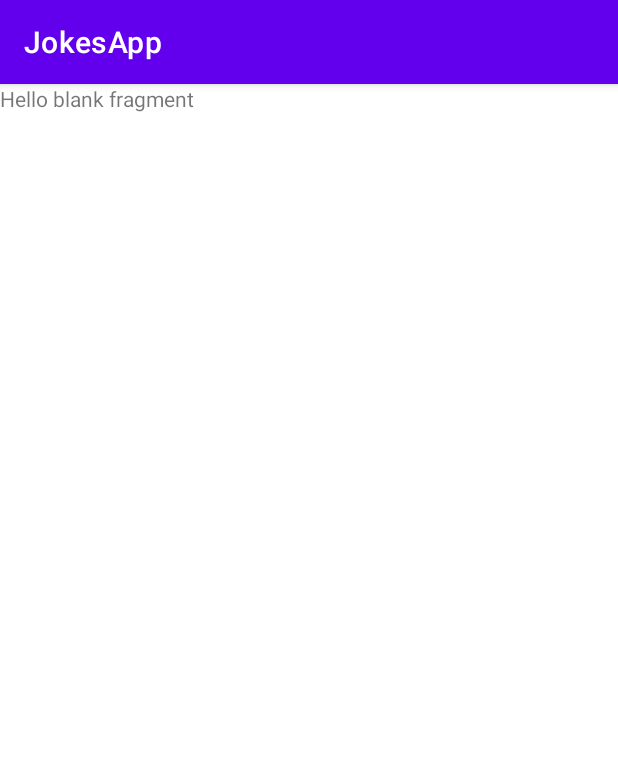
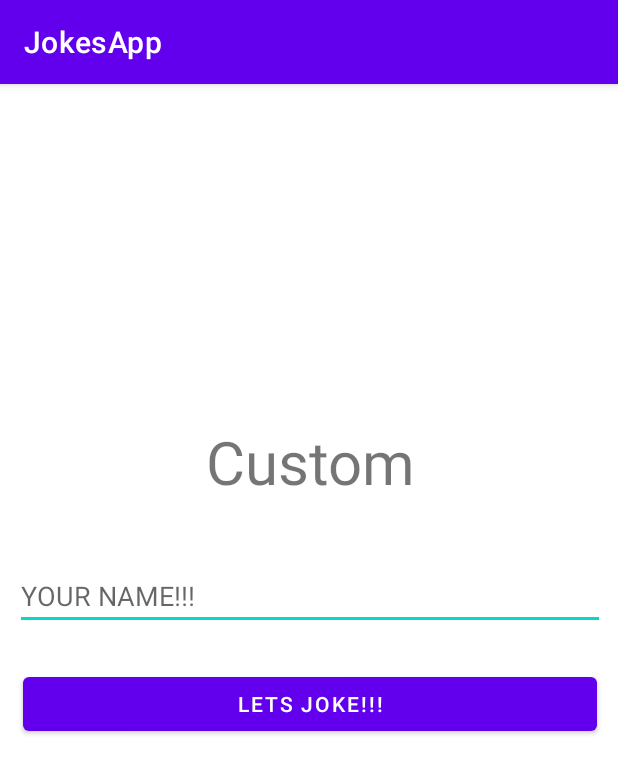
Before and after one commit to afgar88/JokesApp, an Android app: the fragment CharacterJokeFragment shown on its own in the app's theme, on a phone screen of 412 x 824 dp. Shown: the top 774 px of the screen. Run offline under Robolectric (Android 15) with nearby library versions, the phone set to English and light mode, and no system bars.

Commit message:
Navegation implemented

```diff
--- a/app/build.gradle
+++ b/app/build.gradle
@@ -69,6 +69,9 @@ dependencies {
     implementation 'androidx.fragment:fragment-ktx:1.5.0-alpha03'
     implementation 'io.insert-koin:koin-android:3.2.0-beta-1'
 
+    implementation "androidx.navigation:navigation-fragment-ktx:2.4.1"
+    implementation "androidx.navigation:navigation-ui-ktx:2.4.1"
+
     //koin
     implementation "io.insert-koin:koin-android:3.1.5"
     implementation "io.insert-koin:koin-core:3.1.5"
--- a/app/src/main/java/com/example/jokesapp/Network/JokeService.kt
+++ b/app/src/main/java/com/example/jokesapp/Network/JokeService.kt
@@ -12,6 +12,8 @@ interface JokeService {
     @GET(RANDOM_JOKES_PATH)
     suspend fun getRandomJoke(): Response<Jokes>
 
+    @GET(Companion.CUSTOM_JOKES_PATH)
+    suspend fun getCustomJoke():Response<Jokes>
 
     companion object {
         const val BASE_URL = "https://api.icndb.com/"
@@ -19,5 +21,7 @@ interface JokeService {
 
         private const val RANDOM_JOKES_PATH = "jokes/random"
 
+        private const val CUSTOM_JOKES_PATH=""
+
     }
 }
--- a/app/src/main/java/com/example/jokesapp/views/CharacterJokeFragment.kt
+++ b/app/src/main/java/com/example/jokesapp/views/CharacterJokeFragment.kt
@@ -6,27 +6,19 @@ import android.view.LayoutInflater
 import android.view.View
 import android.view.ViewGroup
 import com.example.jokesapp.R
+import com.example.jokesapp.databinding.FragmentCharacterJokeBinding
 
-// TODO: Rename parameter arguments, choose names that match
-// the fragment initialization parameters, e.g. ARG_ITEM_NUMBER
-private const val ARG_PARAM1 = "param1"
-private const val ARG_PARAM2 = "param2"
 
-/**
- * A simple [Fragment] subclass.
- * Use the [CharacterJokeFragment.newInstance] factory method to
- * create an instance of this fragment.
- */
 class CharacterJokeFragment : BaseFragment() {
-    // TODO: Rename and change types of parameters
-    private var param1: String? = null
-    private var param2: String? = null
+
+    private val binding by lazy {
+        FragmentCharacterJokeBinding.inflate(layoutInflater)
+    }
 
     override fun onCreate(savedInstanceState: Bundle?) {
         super.onCreate(savedInstanceState)
         arguments?.let {
-            param1 = it.getString(ARG_PARAM1)
-            param2 = it.getString(ARG_PARAM2)
+
         }
     }
 
@@ -34,27 +26,12 @@ class CharacterJokeFragment : BaseFragment() {
         inflater: LayoutInflater, container: ViewGroup?,
         savedInstanceState: Bundle?
     ): View? {
-        // Inflate the layout for this fragment
-        return inflater.inflate(R.layout.fragment_character_joke, container, false)
+        binding.btnCustomJoke.setOnClickListener{
+
+        }
+
+        return binding.root
     }
 
-    companion object {
-        /**
-         * Use this factory method to create a new instance of
-         * this fragment using the provided parameters.
-         *
-         * @param param1 Parameter 1.
-         * @param param2 Parameter 2.
-         * @return A new instance of fragment CharacterJokeFragment.
-         */
-        // TODO: Rename and change types and number of parameters
-        @JvmStatic
-        fun newInstance(param1: String, param2: String) =
-            CharacterJokeFragment().apply {
-                arguments = Bundle().apply {
-                    putString(ARG_PARAM1, param1)
-                    putString(ARG_PARAM2, param2)
-                }
-            }
-    }
+
 }
--- a/app/src/main/res/layout/activity_main.xml
+++ b/app/src/main/res/layout/activity_main.xml
@@ -8,9 +8,11 @@
 
    <androidx.fragment.app.FragmentContainerView
        android:id="@+id/jokes_container_nav"
-       android:name="com.example.jokesapp.views.MainFragment"
+       android:name="androidx.navigation.fragment.NavHostFragment"
        android:layout_width="match_parent"
-       android:layout_height="match_parent">
+       app:defaultNavHost="true"
+       android:layout_height="match_parent"
+       app:navGraph="@navigation/jokes_nav">
 
    </androidx.fragment.app.FragmentContainerView>
 
--- a/app/src/main/res/layout/fragment_character_joke.xml
+++ b/app/src/main/res/layout/fragment_character_joke.xml
@@ -1,15 +1,54 @@
 <?xml version="1.0" encoding="utf-8"?>
-<FrameLayout xmlns:android="http://schemas.android.com/apk/res/android"
+<androidx.constraintlayout.widget.ConstraintLayout xmlns:android="http://schemas.android.com/apk/res/android"
+    xmlns:app="http://schemas.android.com/apk/res-auto"
     xmlns:tools="http://schemas.android.com/tools"
     android:layout_width="match_parent"
     android:layout_height="match_parent"
     tools:context=".views.CharacterJokeFragment">
 
     <!-- TODO: Update blank fragment layout -->
-    <TextView
-        android:id="@+id/kuj"
-        android:layout_width="match_parent"
-        android:layout_height="match_parent"
-        android:text="@string/hello_blank_fragment" />
 
-</FrameLayout>
+
+    <LinearLayout
+        android:id="@+id/linearLayout"
+        android:layout_width="413dp"
+        android:layout_height="312dp"
+        android:orientation="vertical"
+        app:layout_constraintBottom_toBottomOf="parent"
+        app:layout_constraintEnd_toEndOf="parent"
+        app:layout_constraintHorizontal_bias="0.333"
+        app:layout_constraintStart_toStartOf="parent"
+        app:layout_constraintTop_toTopOf="parent"
+        app:layout_constraintVertical_bias="0.427">
+
+        <TextView
+            android:id="@+id/textView"
+            android:layout_width="match_parent"
+            android:layout_height="wrap_content"
+            android:layout_margin="30dp"
+            android:gravity="center"
+            android:text="Custom"
+            android:textSize="40dp"
+            app:layout_constraintBottom_toBottomOf="parent"
+            app:layout_constraintEnd_toEndOf="parent"
+            app:layout_constraintStart_toStartOf="parent"
+            app:layout_constraintTop_toTopOf="parent" />
+
+        <EditText
+            android:id="@+id/edit_custom_joke"
+            android:layout_width="match_parent"
+            android:layout_height="wrap_content"
+            android:layout_margin="10dp"
+            android:hint="YOUR NAME!!!" />
+
+        <Button
+            android:id="@+id/btn_custom_joke"
+            android:layout_width="match_parent"
+            android:layout_height="wrap_content"
+            android:layout_margin="15dp"
+            android:text="Lets Joke!!!" />
+
+    </LinearLayout>
+
+
+</androidx.constraintlayout.widget.ConstraintLayout>
```
Also changed, not shown: app/src/main/java/com/example/jokesapp/views/MainFragment.kt (+23 -16 lines), app/src/main/java/com/example/jokesapp/views/RandomJokeFragment.kt (deleted, +0 -60 lines), app/src/main/res/layout/fragment_random_joke.xml (deleted, +0 -14 lines).
